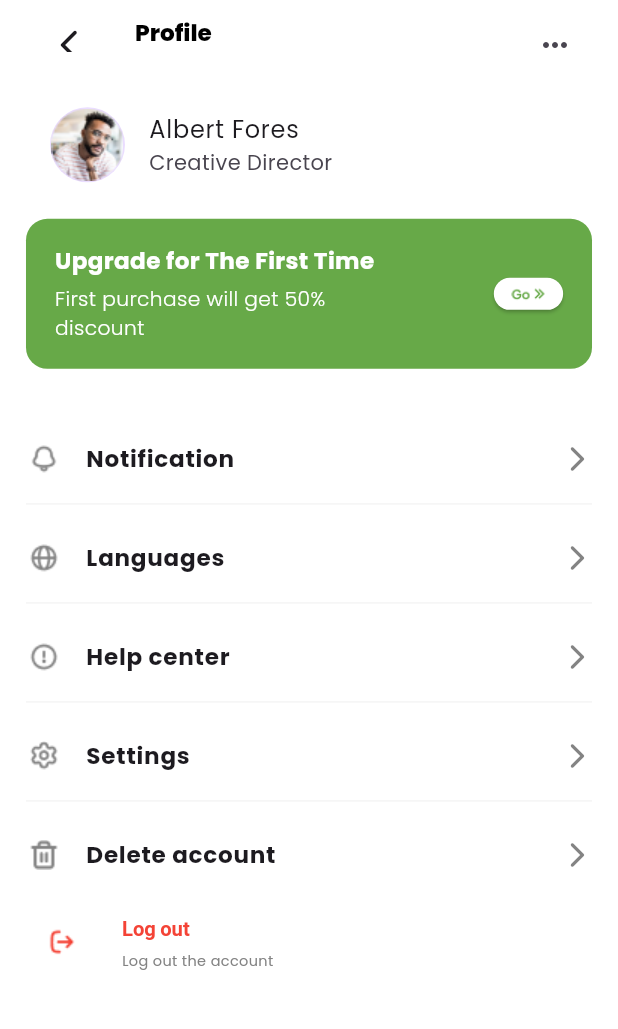
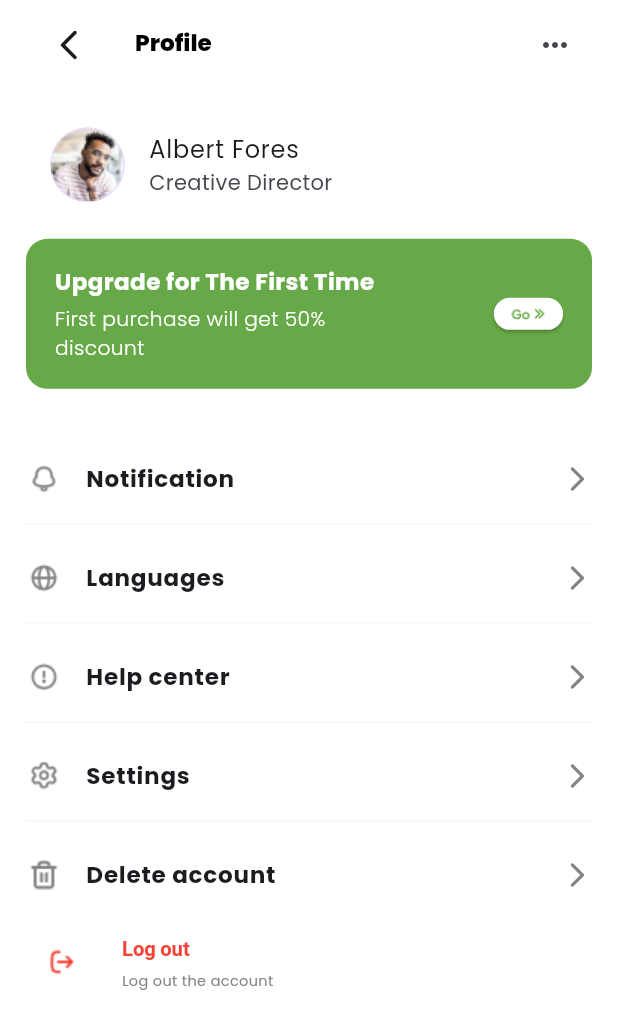
Before and after one commit to obasanmichael/Vesti_project, a Flutter app: the ProfileScreen screen opened directly, on a phone screen of 412 x 824 dp. Shown: the top 1029 px of the screen. Run offline on Flutter 3.47's test engine with Material 3 defaults, Android fonts, the phone set to English and light mode, and no system bars; our stand-ins replace country_code_picker, flutter_screenutil, flutter_svg, go_router, google_fonts, pin_code_fields and 1 more; missing offline and left inert: custom_clippers.

Commit message:
made little Ui change

```diff
--- a/lib/screens/auth/phone_code.dart
+++ b/lib/screens/auth/phone_code.dart
@@ -49,6 +49,7 @@ class PhoneCode extends StatelessWidget {
                         shape: PinCodeFieldShape.underline,
                         fieldHeight: 50.h,
                         fieldWidth: 76.w,
+                        activeColor: Colors.black,
                         inactiveColor: Colors.black,
                         selectedColor: Colors.green,
                       ),
--- a/lib/screens/profile/widget/profile_app_bar.dart
+++ b/lib/screens/profile/widget/profile_app_bar.dart
@@ -37,5 +37,5 @@ class ProfileAppBar extends StatelessWidget implements PreferredSizeWidget {
 
   @override
   // TODO: implement preferredSize
-  Size get preferredSize => Size.fromHeight(50.h);
+  Size get preferredSize => Size.fromHeight(65.h);
 }
```
